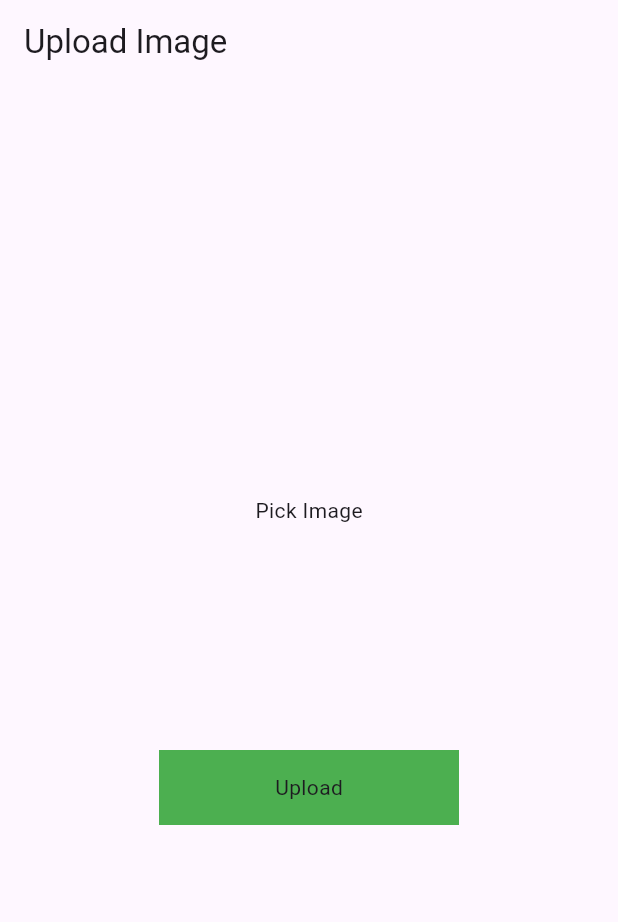
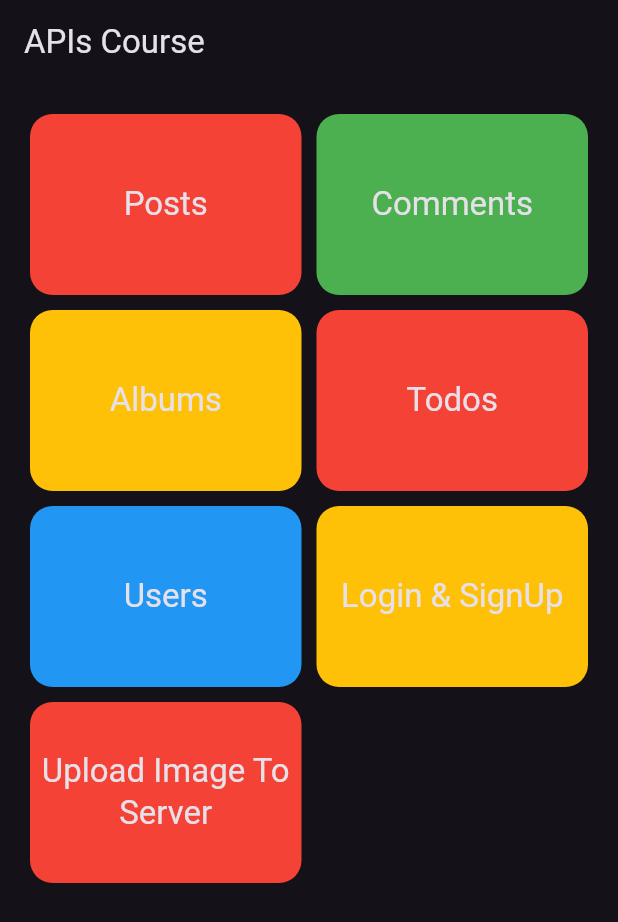
Before and after one commit to developerkomi5/api_demo, a Flutter app: the screen it shows after launch, on a phone screen of 412 x 824 dp. Shown: the top 922 px of the screen. Run offline on Flutter 3.47's test engine with Material 3 defaults, Android fonts, the phone set to English and light mode, and no system bars; drawn by our look-alikes of modal_progress_hud_nsn; our stand-ins replace image_picker.

Commit message:
Code Updated

```diff
--- a/lib/main.dart
+++ b/lib/main.dart
@@ -1,10 +1,4 @@
-//import 'package:api_demo/example_three.dart';
-//import 'package:api_demo/example_two.dart';
-//import 'package:api_demo/home_screen.dart';
-//import 'package:api_demo/example_five.dart';
-//import 'package:api_demo/signup.dart';
-import 'package:api_demo/upload_image.dart';
-//import 'package:api_demo/example_four.dart';
+import 'package:api_demo/practice.dart';
 import 'package:flutter/material.dart';
 
 void main() {
@@ -12,17 +6,14 @@ void main() {
 }
 
 class MyApp extends StatelessWidget {
-  const MyApp({super.key});
+  const MyApp({Key? key}) : super(key: key);
 
   @override
   Widget build(BuildContext context) {
     return MaterialApp(
       title: 'Flutter Demo',
-      theme: ThemeData(
-        colorScheme: ColorScheme.fromSeed(seedColor: Colors.deepPurple),
-        useMaterial3: true,
-      ),
-      home: const UploadImageScreen(),
+      theme: ThemeData.dark(),
+      home: const Practice(),
     );
   }
 }
--- /dev/null
+++ b/lib/practice.dart
@@ -0,0 +1,67 @@
+import 'package:flutter/material.dart';
+
+class Practice extends StatefulWidget {
+  const Practice({Key? key}) : super(key: key);
+
+  @override
+  _PracticeState createState() => _PracticeState();
+}
+
+class _PracticeState extends State<Practice> {
+  final List<String> myProducts = [
+    "Posts",
+    "Comments",
+    "Albums",
+    "Todos",
+    "Users",
+    'Login & SignUp',
+    "Upload Image To Server"
+  ];
+  final List<Color> colors = <Color>[
+    Colors.red,
+    Colors.green,
+    Colors.amber,
+    Colors.red,
+    Colors.blue,
+    Colors.amber,
+    Colors.red,
+  ];
+
+  @override
+  Widget build(BuildContext context) {
+    return Scaffold(
+      appBar: AppBar(
+        title: Text('APIs Course'),
+      ),
+      body: Column(
+        children: [
+          Expanded(
+            child: Padding(
+              padding: const EdgeInsets.all(20.0),
+              child: GridView.builder(
+                  gridDelegate: const SliverGridDelegateWithMaxCrossAxisExtent(
+                      maxCrossAxisExtent: 200,
+                      childAspectRatio: 3 / 2,
+                      crossAxisSpacing: 10,
+                      mainAxisSpacing: 10),
+                  itemCount: myProducts.length,
+                  itemBuilder: (BuildContext ctx, index) {
+                    return Container(
+                      alignment: Alignment.center,
+                      child: Text(
+                        myProducts[index].toString(),
+                        textAlign: TextAlign.center,
+                        style: Theme.of(context).textTheme.headline6,
+                      ),
+                      decoration: BoxDecoration(
+                          color: colors[index],
+                          borderRadius: BorderRadius.circular(15)),
+                    );
+                  }),
+            ),
+          ),
+        ],
+      ),
+    );
+  }
+}
```
Also changed, not shown: lib/getapi/drop_down_api.dart (added, +88 -0 lines), lib/getapi/example_one.dart (added, +91 -0 lines), lib/getapi/get_api_screen.dart (added, +106 -0 lines), lib/home_screen.dart (+67 -73 lines), lib/postapi/post_api_screen.dart (added, +49 -0 lines), lib/getapi/example_five.dart (renamed from lib/example_five.dart), lib/getapi/example_four.dart (renamed from lib/example_four.dart), lib/getapi/example_three.dart (renamed from lib/example_three.dart), lib/getapi/example_two.dart (renamed from lib/example_two.dart).
